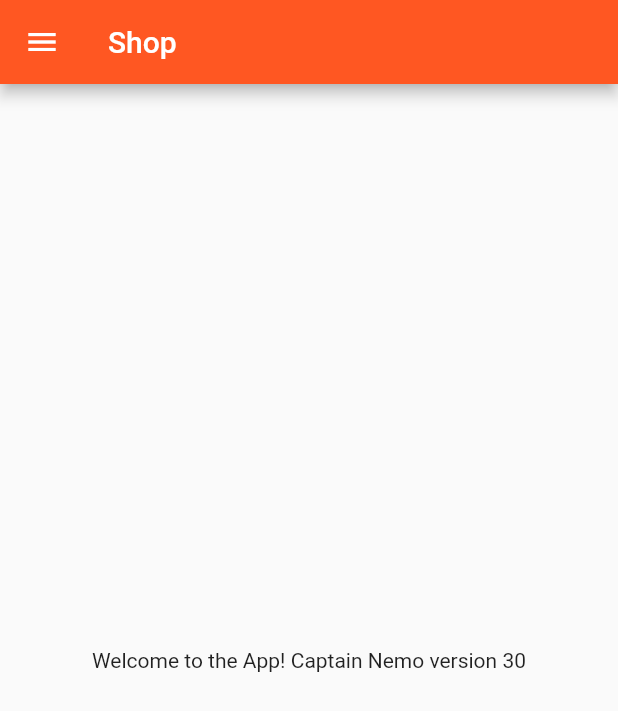
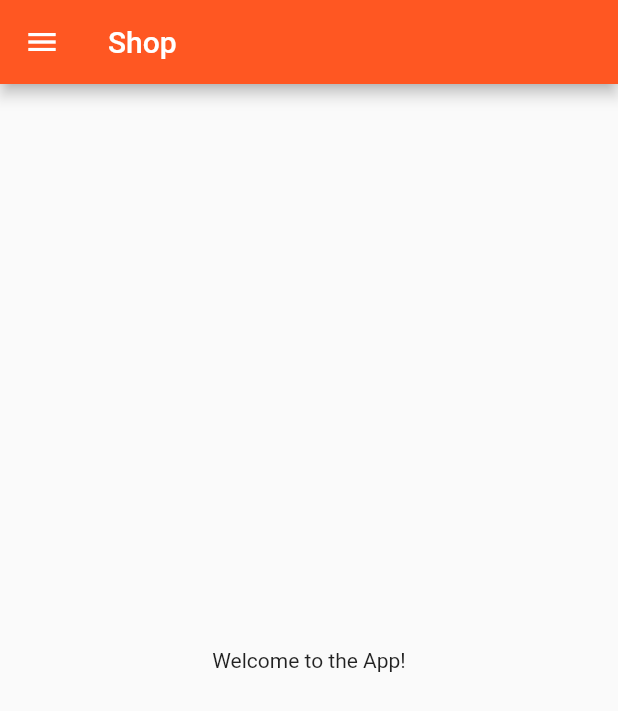
Before and after one commit to captain-nemo-1/FlutterApp, a Flutter app: the screen it shows after launch, after a tap on "Login", on a phone screen of 412 x 824 dp. Shown: the top 711 px of the screen. Run offline on Flutter 3.47's test engine with Material 2 defaults, Android fonts, the light colour scheme and no system bars.

Commit message:
Edit login_page.dart to display username

```diff
--- a/lib/pages/home_page.dart
+++ b/lib/pages/home_page.dart
@@ -2,7 +2,6 @@ import 'package:flutter/material.dart';
 
 class HomePage extends StatelessWidget {
   final int days = 30;
-  final String name = "Captain Nemo";
 
   @override
   Widget build(BuildContext context) {
@@ -10,12 +9,8 @@ class HomePage extends StatelessWidget {
       appBar: AppBar(
         title: Text("Shop"),
       ),
-      body: Center(
-        child: Container(
-          child: Text("Welcome to the App! $name version $days"),
-        ),
-      ),
-      drawer: Drawer(),
+      body: Center(child: Container(child: Text("Welcome to the App!"))),
+      drawer: Drawer(), //hamburger icon displays an empty panel
     );
   }
 }
--- a/lib/pages/login_page.dart
+++ b/lib/pages/login_page.dart
@@ -1,12 +1,22 @@
 import 'package:flutter/material.dart';
 import 'package:flutter_simpleapp/utils/routes.dart';
 
-class LogInPage extends StatelessWidget {
+class LogInPage extends StatefulWidget {
+  @override
+  _LogInPageState createState() => _LogInPageState();
+}
+
+class _LogInPageState extends State<LogInPage> {
+  String name = "";
+
+  moveToHome(BuildContext context) {}
+
   @override
   Widget build(BuildContext context) {
     return Material(
         color: Colors.white,
         child: SingleChildScrollView(
+          child: Form(
             child: Column(
               children: [
                 Image.asset(
@@ -17,7 +27,7 @@ class LogInPage extends StatelessWidget {
                   height: 20.0,
                 ),
                 Text(
-                "Hello There!",
+                  "Hello $name!", //returns greetings with username
                   style: TextStyle(
                     fontSize: 22,
                     color: Colors.indigo[500],
@@ -34,10 +44,16 @@ class LogInPage extends StatelessWidget {
                     children: [
                       TextFormField(
                         decoration: InputDecoration(
-                          hintText: "Enter Username", labelText: "Username"),
+                          hintText: "Enter Username", //placeholder
+                          labelText: "Username",
+                        ),
+                        onChanged: (value) {
+                          name = value;
+                          setState(() {});
+                        },
                       ),
                       TextFormField(
-                      obscureText: true,
+                        obscureText: true, //hides typed characters
                         decoration: InputDecoration(
                             hintText: "Enter Password", labelText: "Password"),
                       ),
@@ -48,7 +64,8 @@ class LogInPage extends StatelessWidget {
                         child: Text("Login"),
                         style: TextButton.styleFrom(minimumSize: Size(150, 40)),
                         onPressed: () {
-                        Navigator.pushNamed(context, MyRoutes.homeRoute);
+                          Navigator.pushNamed(context,
+                              MyRoutes.homeRoute); //provides access to homepage
                         },
                       )
                     ],
@@ -56,6 +73,7 @@ class LogInPage extends StatelessWidget {
                 )
               ],
             ),
+          ),
         ));
   }
 }
--- a/lib/utils/routes.dart
+++ b/lib/utils/routes.dart
@@ -1,4 +1,4 @@
 class MyRoutes {
-  static String loginRoute = "/login";
-  static String homeRoute = "/home";
+  static String loginRoute = "/login"; //loginpage
+  static String homeRoute = "/home"; //homepage
 }
```
Also changed, not shown: 3 other files. Lines whose indentation alone changed are shown as unchanged.
